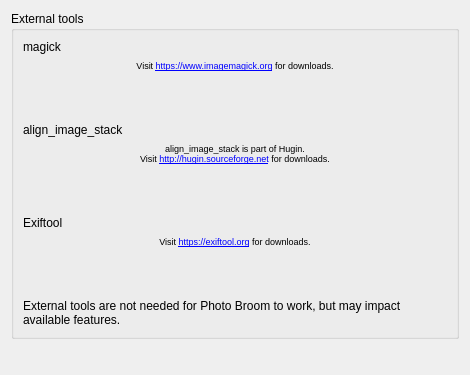
Before: the Qt Designer form src/gui/desktop/config_tabs/tools_tab.ui in Kicer86/photobroom, drawn with Qt 5.
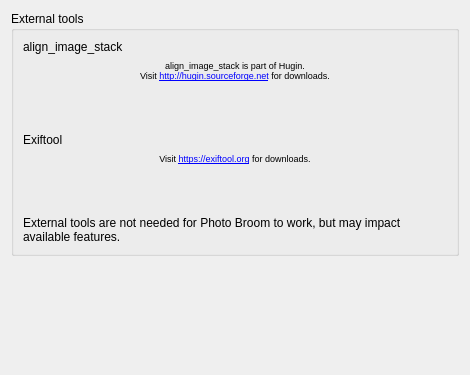
After: the same form once the commit is applied. Custom widgets are drawn as their Qt base class.

Commit message: Remove ImageMagick runtime requirement

```diff
--- a/src/gui/desktop/config_tabs/tools_tab.ui
+++ b/src/gui/desktop/config_tabs/tools_tab.ui
@@ -21,47 +21,6 @@
      </property>
      <layout class="QFormLayout" name="formLayout">
       <item row="0" column="0">
-       <widget class="QLabel" name="converLabel">
-        <property name="toolTip">
-         <string>Used for creating animations (gifs) from photo series.</string>
-        </property>
-        <property name="text">
-         <string notr="true">magick</string>
-        </property>
-       </widget>
-      </item>
-      <item row="0" column="1">
-       <widget class="QtExtChooseFile" name="magickPath" native="true"/>
-      </item>
-      <item row="1" column="0" colspan="2">
-       <widget class="QLabel" name="label">
-        <property name="font">
-         <font>
-          <pointsize>7</pointsize>
-         </font>
-        </property>
-        <property name="text">
-         <string>Visit &lt;a href=&quot;https://www.imagemagick.org/&quot;&gt;https://www.imagemagick.org&lt;/a&gt; for downloads.</string>
-        </property>
-        <property name="alignment">
-         <set>Qt::AlignHCenter|Qt::AlignTop</set>
-        </property>
-       </widget>
-      </item>
-      <item row="2" column="0" colspan="2">
-       <spacer name="verticalSpacer_2">
-        <property name="orientation">
-         <enum>Qt::Vertical</enum>
-        </property>
-        <property name="sizeHint" stdset="0">
-         <size>
-          <width>20</width>
-          <height>40</height>
-         </size>
-        </property>
-       </spacer>
-      </item>
-      <item row="3" column="0">
        <widget class="QLabel" name="aisLabel">
         <property name="toolTip">
          <string>Used to stabilize scene when creating animations (gifs) from photo series.</string>
@@ -71,10 +30,10 @@
         </property>
        </widget>
       </item>
-      <item row="3" column="1">
+      <item row="0" column="1">
        <widget class="QtExtChooseFile" name="aisPath" native="true"/>
       </item>
-      <item row="4" column="0" colspan="2">
+      <item row="1" column="0" colspan="2">
        <widget class="QLabel" name="label_2">
         <property name="font">
          <font>
@@ -89,7 +48,7 @@
         </property>
        </widget>
       </item>
-      <item row="5" column="0" colspan="2">
+      <item row="2" column="0" colspan="2">
        <spacer name="verticalSpacer_3">
         <property name="orientation">
          <enum>Qt::Vertical</enum>
@@ -102,17 +61,17 @@
         </property>
        </spacer>
       </item>
-      <item row="6" column="0">
+      <item row="3" column="0">
        <widget class="QLabel" name="exiftoolLabel">
         <property name="text">
          <string notr="true">Exiftool</string>
         </property>
        </widget>
       </item>
-      <item row="6" column="1">
+      <item row="3" column="1">
        <widget class="QtExtChooseFile" name="exiftoolPath" native="true"/>
       </item>
-      <item row="7" column="0" colspan="2">
+      <item row="4" column="0" colspan="2">
        <widget class="QLabel" name="label_6">
         <property name="font">
          <font>
@@ -127,7 +86,7 @@
         </property>
        </widget>
       </item>
-      <item row="8" column="0" colspan="2">
+      <item row="5" column="0" colspan="2">
        <spacer name="verticalSpacer_5">
         <property name="orientation">
          <enum>Qt::Vertical</enum>
@@ -140,7 +99,7 @@
         </property>
        </spacer>
       </item>
-      <item row="9" column="0" colspan="2">
+      <item row="6" column="0" colspan="2">
        <widget class="QLabel" name="label_5">
         <property name="text">
          <string>External tools are not needed for Photo Broom to work, but may impact available features.</string>
```
The commit also changes 9 other files.
